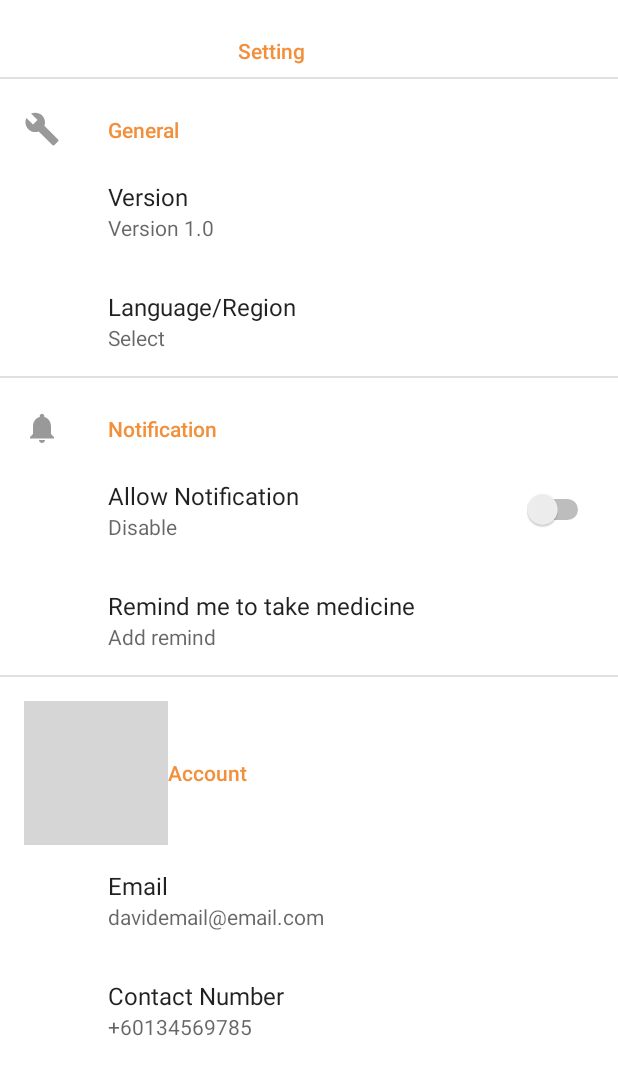
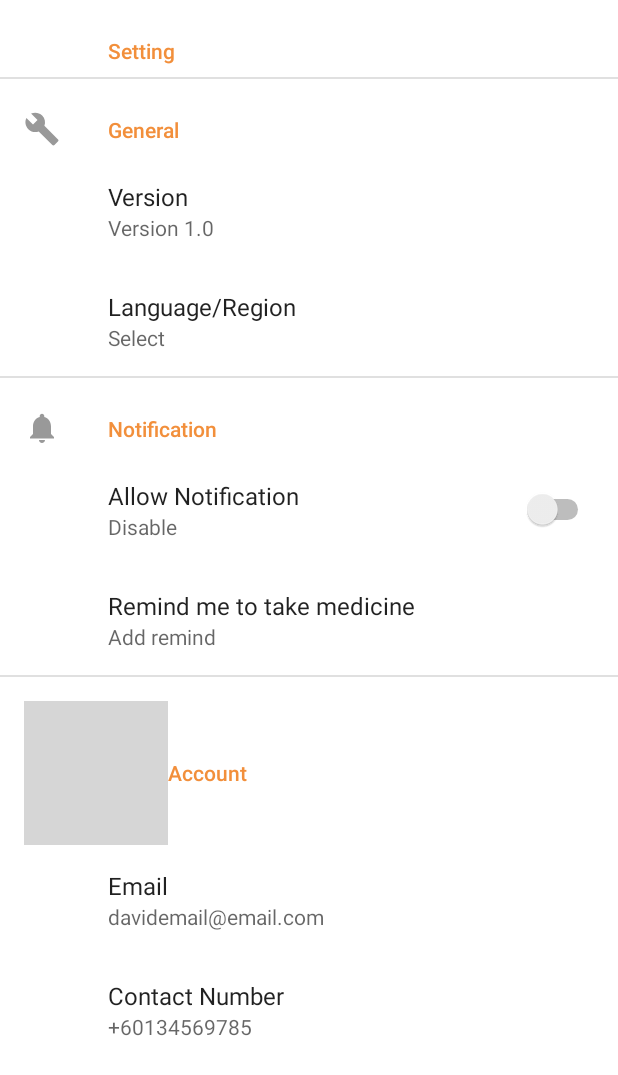
Before and after one commit to Wyjwuwuwu/Goodday, an Android app: the SettingFragment screen opened directly, with no data from a screen before it, on a phone screen of 412 x 824 dp. Shown: the top 1075 px of the screen. Run offline under Robolectric (Android 15) with nearby library versions, the phone set to English and light mode, and no system bars; our stand-ins replace androidx.preference; grey boxes are pictures that could not be loaded.

Commit message:
Preference title size

```diff
--- a/app/src/main/res/xml/preferences.xml
+++ b/app/src/main/res/xml/preferences.xml
@@ -3,8 +3,9 @@
     xmlns:android="http://schemas.android.com/apk/res/android">
 
     <PreferenceCategory
-
-        app:title="                          Setting"
+        android:title="Setting"
+        android:textSize="10px"
+        android:layout="@layout/settinglayout"
         >
     </PreferenceCategory>
 
```
Also changed, not shown: app/src/main/res/layout/settinglayout.xml (added, +27 -0 lines).
